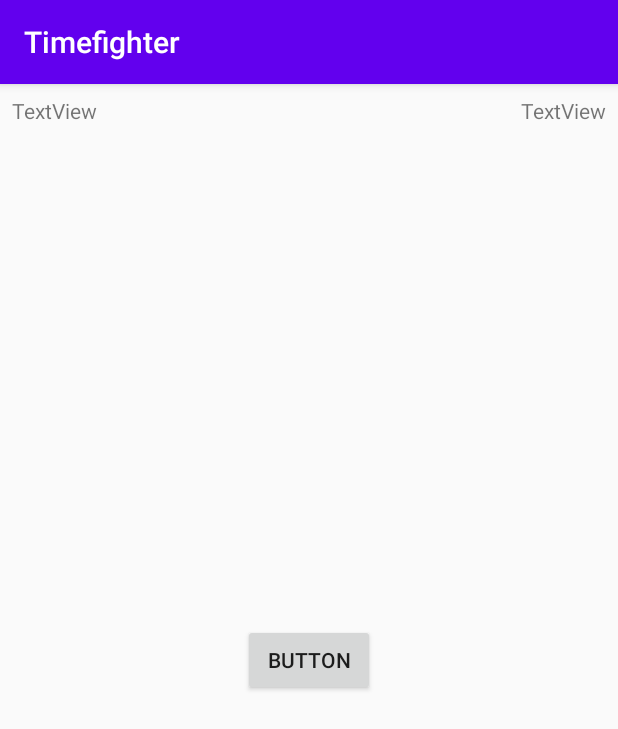
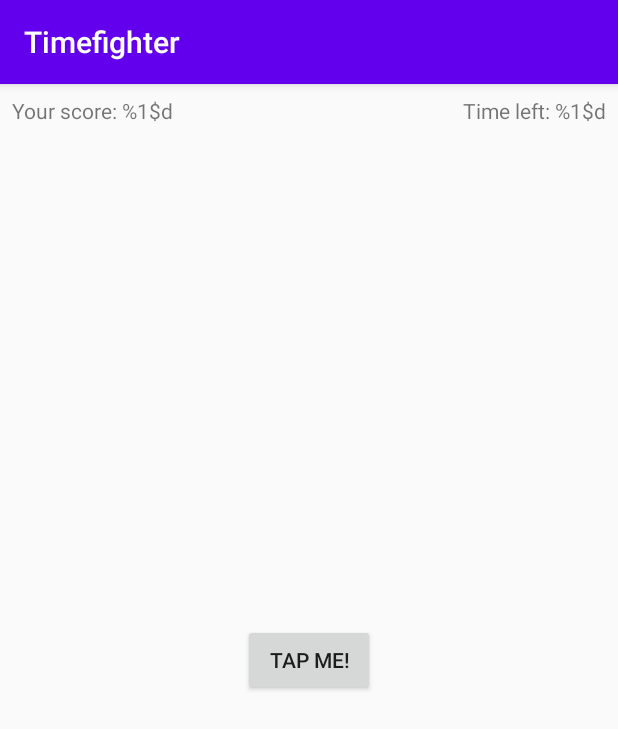
Before and after one commit to Causedmass957/Timefighter, an Android app: the screen it shows after launch (MainActivity), on a phone screen of 412 x 824 dp. Shown: the top 729 px of the screen. Run offline under Robolectric (Android 15) with nearby library versions, the phone set to English and light mode, and no system bars.

Commit message:
Changed the string values and ID values of the game score and time left views

```diff
--- a/app/src/main/res/layout/activity_main.xml
+++ b/app/src/main/res/layout/activity_main.xml
@@ -7,34 +7,34 @@
     tools:context=".MainActivity">
 
     <TextView
-        android:id="@+id/textView"
+        android:id="@+id/game_score_text_view"
         android:layout_width="wrap_content"
         android:layout_height="wrap_content"
         android:layout_marginStart="8dp"
         android:layout_marginTop="8dp"
-        android:text="TextView"
+        android:text="Your score: %1$d"
         app:layout_constraintStart_toStartOf="parent"
         app:layout_constraintTop_toTopOf="parent" />
 
     <TextView
-        android:id="@+id/textView2"
+        android:id="@+id/time_left_text_view"
         android:layout_width="wrap_content"
         android:layout_height="wrap_content"
         android:layout_marginTop="8dp"
         android:layout_marginEnd="8dp"
-        android:text="TextView"
+        android:text="Time left: %1$d"
         app:layout_constraintEnd_toEndOf="parent"
         app:layout_constraintTop_toTopOf="parent" />
 
     <Button
-        android:id="@+id/button"
+        android:id="@+id/tap_me_button"
         android:layout_width="wrap_content"
         android:layout_height="wrap_content"
         android:layout_marginStart="161dp"
         android:layout_marginTop="342dp"
         android:layout_marginEnd="161dp"
         android:layout_marginBottom="342dp"
-        android:text="Button"
+        android:text="Tap me!"
         app:layout_constraintBottom_toBottomOf="parent"
         app:layout_constraintEnd_toEndOf="parent"
         app:layout_constraintStart_toStartOf="parent"
```
